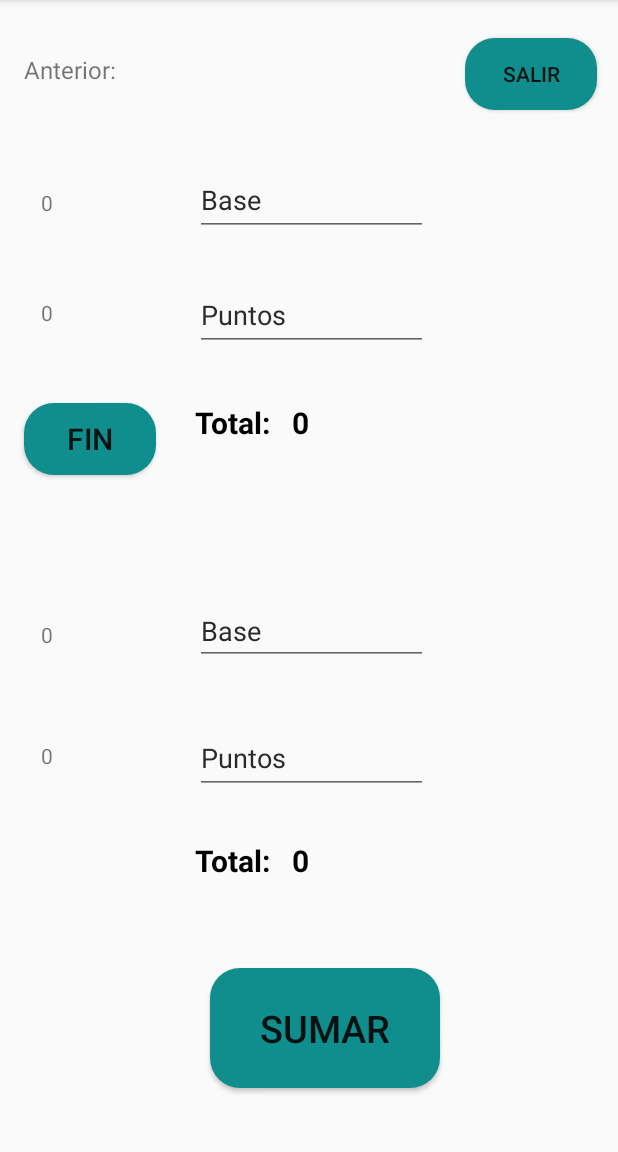
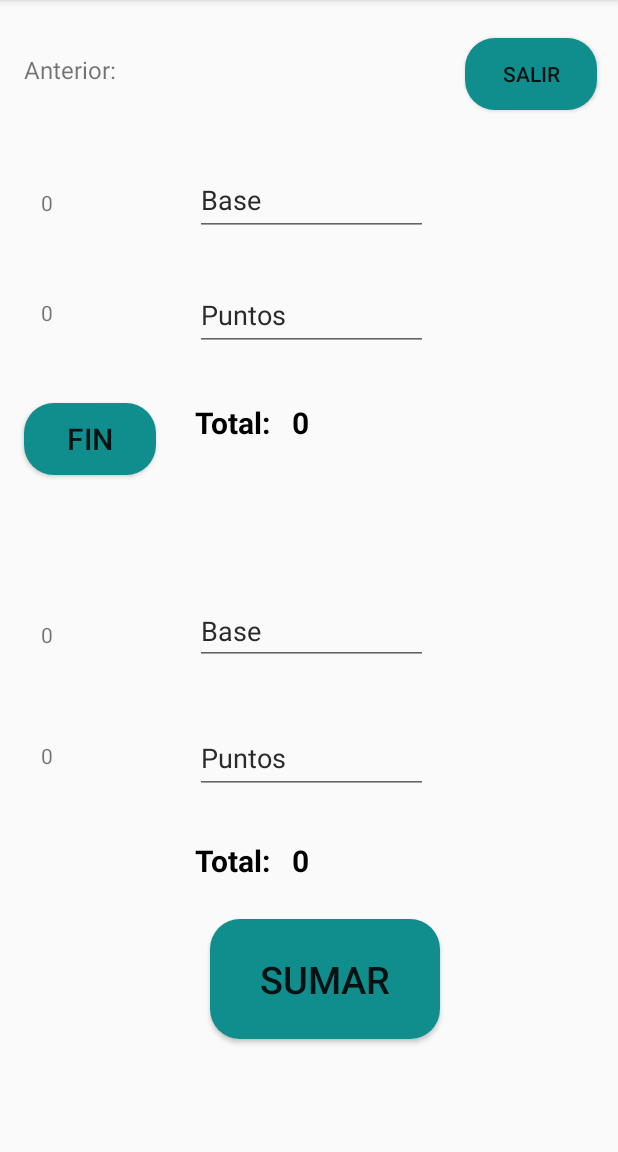
Before and after one commit to NicoBer28/App-Puntaje-Buraco, an Android app built with Jetpack Compose: the PuntajeFragment screen opened through its navigation route, on a phone screen of 412 x 824 dp, the part 84-1236 px from its top. Run offline under Robolectric (Android 15) with nearby library versions, the phone set to English and light mode, and no system bars; our stand-ins replace Firebase (no records; nobody signed in at launch, a user with empty details on screens opened directly), navigation-ui.

Commit message:
ScrollView para fragment_puntaje.xml

```diff
--- a/app/src/main/res/layout/fragment_puntaje.xml
+++ b/app/src/main/res/layout/fragment_puntaje.xml
@@ -1,10 +1,15 @@
 <?xml version="1.0" encoding="utf-8"?>
-<androidx.constraintlayout.widget.ConstraintLayout xmlns:android="http://schemas.android.com/apk/res/android"
+<ScrollView xmlns:android="http://schemas.android.com/apk/res/android"
     xmlns:app="http://schemas.android.com/apk/res-auto"
     xmlns:tools="http://schemas.android.com/tools"
+    android:layout_width="match_parent"
+    android:layout_height="match_parent"
+    android:fillViewport="true">
+
+    <androidx.constraintlayout.widget.ConstraintLayout
         android:id="@+id/frameLayout2"
         android:layout_width="match_parent"
-    android:layout_height="match_parent"
+        android:layout_height="wrap_content"
         tools:context=".Fragments.PuntajeFragment">
 
         <TextView
@@ -178,16 +183,15 @@
             android:layout_width="153dp"
             android:layout_height="80dp"
             android:layout_marginStart="35dp"
+            android:layout_marginTop="25dp"
             android:layout_marginEnd="10dp"
-        android:layout_marginBottom="30dp"
             android:background="@drawable/rounded_button"
             android:text="SUMAR"
             android:textSize="25sp"
-        app:layout_constraintBottom_toBottomOf="parent"
             app:layout_constraintEnd_toEndOf="parent"
             app:layout_constraintHorizontal_bias="0.492"
             app:layout_constraintStart_toStartOf="parent"
-        app:layout_constraintTop_toTopOf="@+id/guideline10" />
+            app:layout_constraintTop_toBottomOf="@+id/totalDos" />
 
         <Button
             android:id="@+id/btnAtras"
@@ -213,13 +217,6 @@
             android:layout_height="wrap_content"
             android:orientation="horizontal"
             app:layout_constraintGuide_begin="110dp" />
-
-    <androidx.constraintlayout.widget.Guideline
-        android:id="@+id/guideline10"
-        android:layout_width="wrap_content"
-        android:layout_height="wrap_content"
-        android:orientation="horizontal"
-        app:layout_constraintGuide_begin="632dp" />
 
         <androidx.constraintlayout.widget.Guideline
             android:id="@+id/guideline11"
@@ -306,9 +303,12 @@
             android:id="@+id/empiezaJug"
             android:layout_width="114dp"
             android:layout_height="50dp"
+            android:layout_marginStart="3dp"
+            android:layout_marginBottom="20dp"
             android:textSize="20sp"
             app:layout_constraintBottom_toBottomOf="parent"
-        app:layout_constraintStart_toStartOf="@+id/guideline3"
-        app:layout_constraintTop_toTopOf="@+id/guideline10" />
+            app:layout_constraintStart_toStartOf="@+id/guideline3" />
 
     </androidx.constraintlayout.widget.ConstraintLayout>
+
+</ScrollView>
```
Lines whose indentation alone changed are shown as unchanged.
